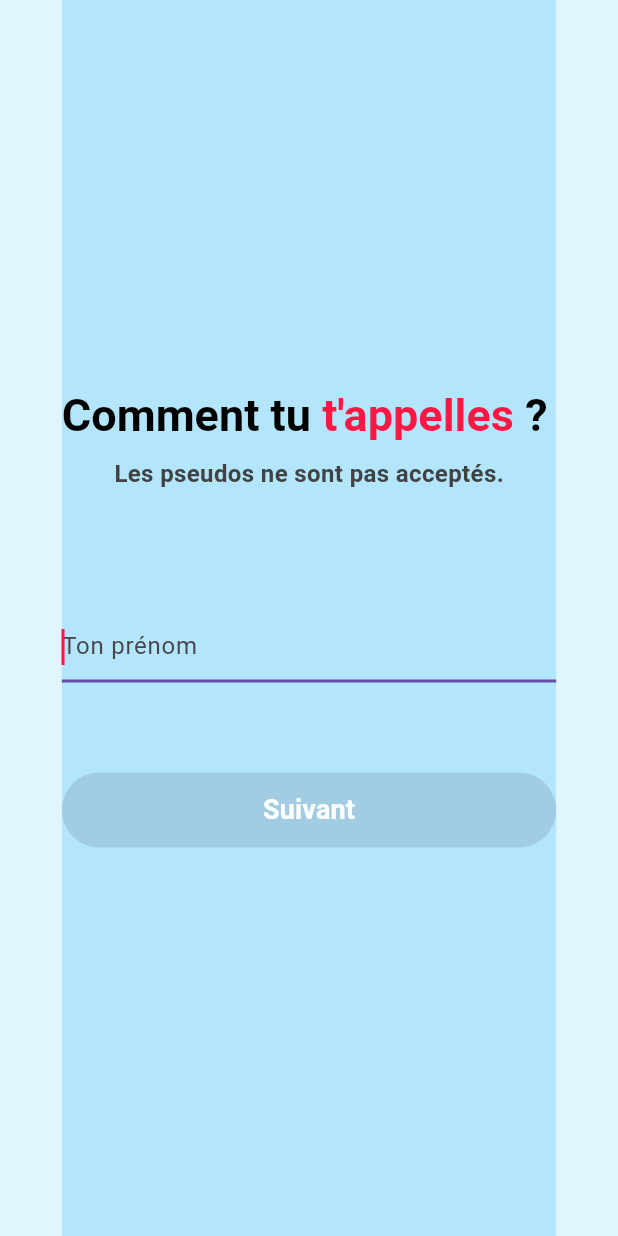
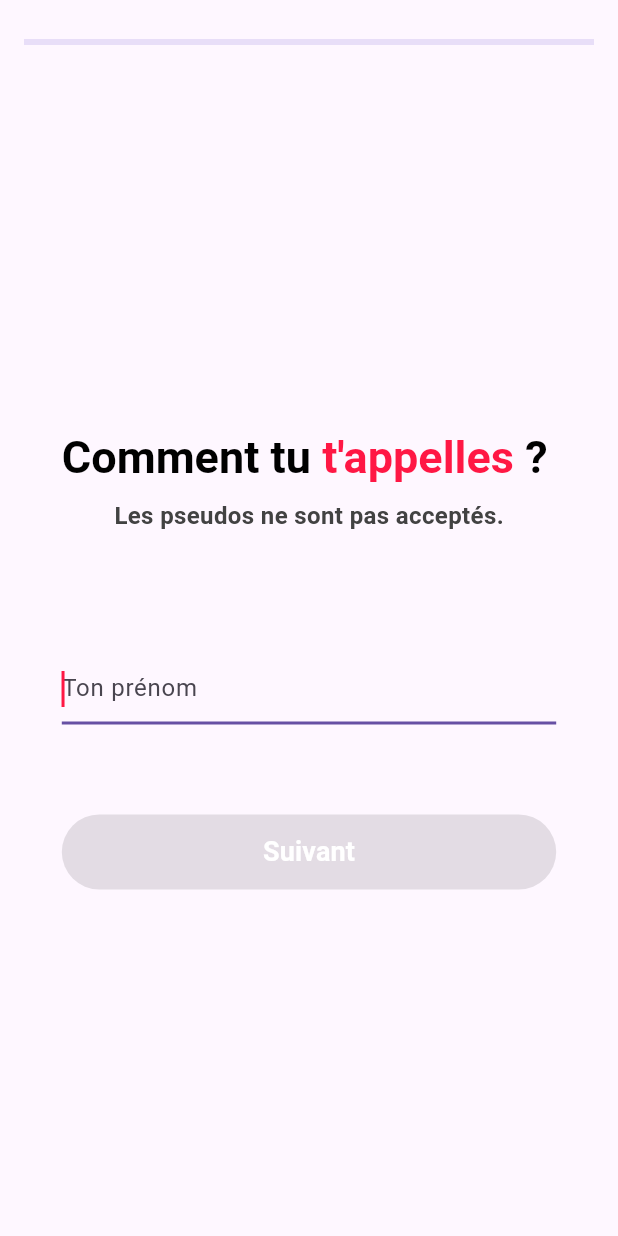
Before and after one commit to rd-xx/edc_buddy, a Flutter app: the QuestionsScreen screen opened directly, on a phone screen of 412 x 824 dp. Run offline on Flutter 3.47's test engine with Material 2 defaults, Android fonts, the light colour scheme and no system bars; our stand-ins replace get, get_storage; accounts and stored records are empty.

Commit message:
feat(QuestionsScreen): add a progress bar

```diff
--- a/lib/screens/questions.screen.dart
+++ b/lib/screens/questions.screen.dart
@@ -11,15 +11,19 @@ class QuestionsScreen extends StatefulWidget {
   State<QuestionsScreen> createState() => _QuestionsScreenState();
 }
 
-class _QuestionsScreenState extends State<QuestionsScreen> {
+class _QuestionsScreenState extends State<QuestionsScreen>
+    with TickerProviderStateMixin {
   int _currentIndex = 0;
   bool _isButtonDisabled = true;
   final TextEditingController _inputController = TextEditingController();
+  late AnimationController _progressController;
 
   @override
   void initState() {
     super.initState();
     _inputController.addListener(handleInputChanges);
+    _progressController = AnimationController(vsync: this, value: 0);
+    _progressController.stop();
   }
 
   @override
@@ -75,16 +79,21 @@ class _QuestionsScreenState extends State<QuestionsScreen> {
       _currentIndex++;
       _isButtonDisabled = true;
       _inputController.clear();
+      _progressController.value = _currentIndex / apiQuestions.length;
     });
   }
 
   @override
   Widget build(BuildContext context) {
     return Scaffold(
-      backgroundColor: Colors.lightBlue.shade50,
+      // backgroundColor: Colors.lightBlue.shade50,
+      appBar: AppBar(
+        title: LinearProgressIndicator(value: _progressController.value),
+        automaticallyImplyLeading: false,
+      ),
       body: Center(
-          child: Container(
-              color: Colors.lightBlue.shade100,
+          child: SizedBox(
+              // color: Colors.lightBlue.shade100,
               width: MediaQuery.of(context).size.width * 0.8,
               child: Column(
                 mainAxisAlignment: MainAxisAlignment.center,
```
